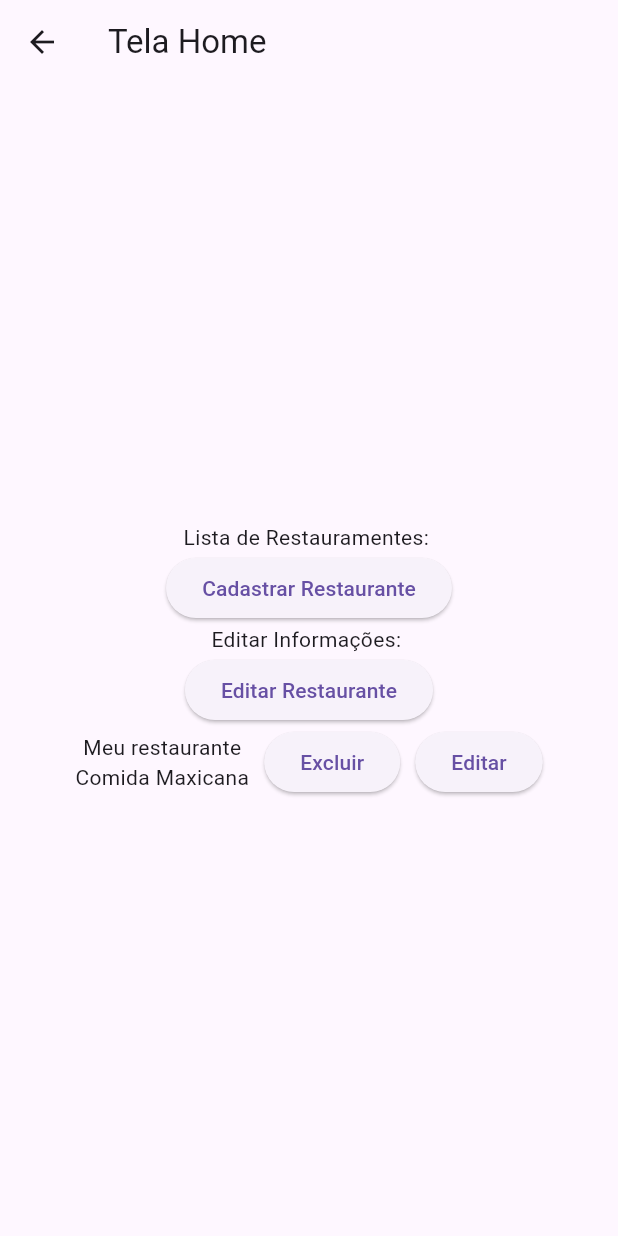
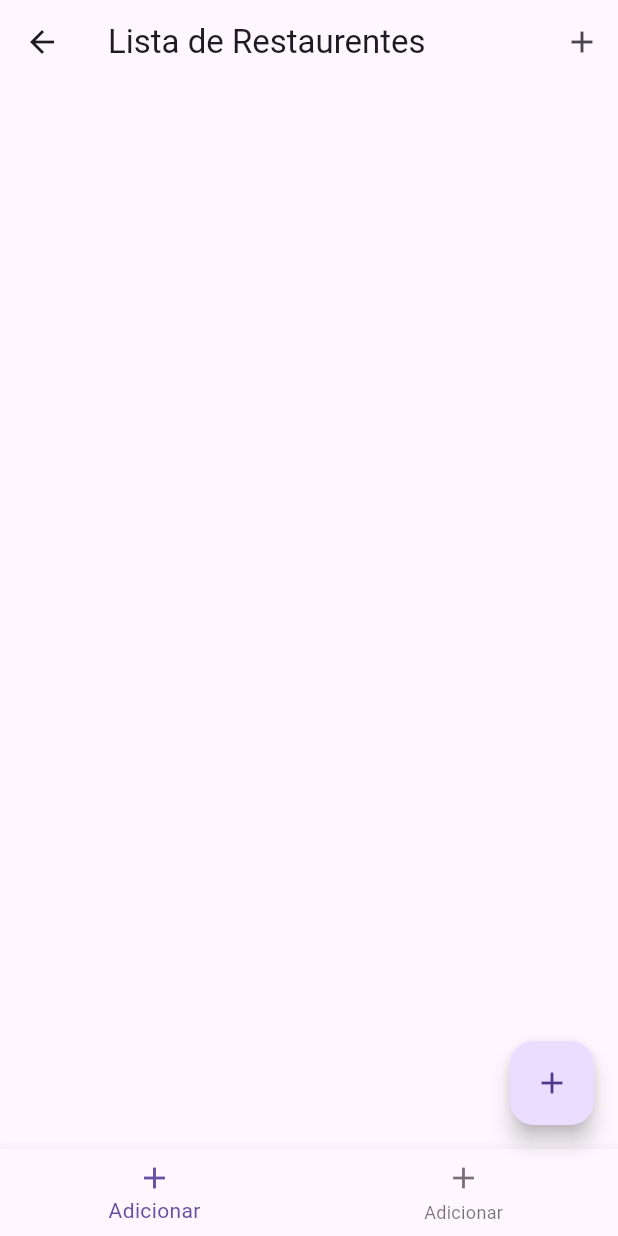
Before and after one commit to Vitor-lisboa/mimpedir, a Flutter app: the TelaHome screen opened directly, on a phone screen of 412 x 824 dp. Run offline on Flutter 3.47's test engine with Material 3 defaults, Android fonts, the phone set to English and light mode, and no system bars; our stand-ins replace sqflite; accounts and stored records are empty.

Commit message:
fizemos o restauranteDAO, atualizamos os outros .dart e fizemos o "Lista de Restaurantes". Obs:Esta dando erro pq nao fiz o restaurante.dart, ele esta vazio.

```diff
--- /dev/null
+++ b/lib/banco/restaurante_DAO.dart
@@ -0,0 +1,18 @@
+import 'package:mimpedir/banco/dadabase_helper.dart';
+import 'package:sqflite/sqflite.dart';
+
+import '../restaurante.dart';
+
+class RestauranteDAO{
+  static Future<List<Restaurante>> listarTodos() async{
+    final db = await DatabaseHelper.getDatabase();
+    final resultado = await db.query('tb_restaurante');
+
+    return resultado.map((mapa){
+      return Restaurante(
+        codigo: mapa['cd_restaurante'] as int,
+        nome: mapa['nm_restaurante'] as String
+      );
+    }).toList();
+  }
+}
--- /dev/null
+++ b/lib/restaurante.dart
@@ -0,0 +1 @@
+// TODO Implement this library.
--- a/lib/tela_cad_restaurante.dart
+++ b/lib/tela_cad_restaurante.dart
@@ -6,7 +6,7 @@ class TelaCadRestaurante extends StatelessWidget{
   @override
   Widget build(BuildContext context) {
     return Scaffold(
-      appBar: AppBar(title: const Text("Editar Restaurante")),
+      appBar: AppBar(title: const Text("Cadastrar Restaurante")),
       body: Padding(padding: const EdgeInsets.all(30),
         child: Column(
               mainAxisAlignment: MainAxisAlignment.center,
--- a/lib/tela_edit_restaurante.dart
+++ b/lib/tela_edit_restaurante.dart
@@ -6,7 +6,7 @@ class  TelaEditRestaurante extends StatelessWidget{
   @override
   Widget build(BuildContext context) {
     return Scaffold(
-      appBar: AppBar(title: const Text("Editar Informações")),
+      appBar: AppBar(title: const Text("Editar Restaurante")),
       body: Padding(padding: const EdgeInsets.all(30),
           child: Column(
             mainAxisAlignment: MainAxisAlignment.center,
--- a/lib/tela_home.dart
+++ b/lib/tela_home.dart
@@ -1,46 +1,83 @@
 import 'package:flutter/material.dart';
+import 'package:mimpedir/banco/restaurante_DAO.dart';
 import 'package:mimpedir/tela_cad_restaurante.dart';
 import 'package:mimpedir/tela_edit_restaurante.dart';
 
-class  TelaHome extends StatelessWidget{
+class  TelaHome extends StatefulWidget {
   TelaHome({super.key});
+
+@override
+  State<TelaHome> createState() => TelaHomeState();
+}
+
+class TelaHomeState extends State<TelaHome>{
+  List<Restaurante> restaurantes = [];
+
+  @override
+  void initState(){
+    super.initState();
+    carregarRestaurantes();
+  }
+
+  Future<void> carregarRestaurantes() async{
+    final lista = await RestauranteDAO.listarTodos();
+    setState(() {
+      restaurantes = lista;
+    });
+  }
 
   @override
   Widget build(BuildContext context) {
     return Scaffold(
-      appBar: AppBar(title: const Text('Tela Home')),
+      appBar: AppBar(
+          title: const Text('Lista de Restaurentes'),
+        actions: [
+          IconButton(onPressed: (){
+            Navigator.push(context, MaterialPageRoute(builder: (context) => TelaCadRestaurante()));
+          },
+              icon: Icon(Icons.add)
+          )
+        ],
+      ),
       body: Padding(padding: const EdgeInsets.all(20),
-        child: Column(
-            mainAxisAlignment: MainAxisAlignment.center,
-            children: [
-              Text("Lista de Restauramentes: "),
-              ElevatedButton(onPressed: (){
-                Navigator.push(context, MaterialPageRoute(builder: (context) => TelaCadRestaurante()));
-              }, child: Text("Cadastrar Restaurante")),
-              Text("Editar Informações: "),
-              ElevatedButton(onPressed: (){
-                Navigator.push(context, MaterialPageRoute(builder: (context) => TelaEditRestaurante()));
-              }, child: Text("Editar Restaurante")),
-              Row(
-                mainAxisAlignment: MainAxisAlignment.center,
-                children:
-                [
-                  Column(
+        child: ListView.builder(
+            itemCount: restaurantes.length,
+            itemBuilder: (context, index){
+              final r = restaurantes[index];
+              return Card(
+                margin: EdgeInsets.symmetric(vertical: 8),
+                child: ListTile(
+                  title: Text(r.nome ?? 'sem nome'),
+                  subtitle: Text('ID: ${r.codigo}'),
+                  trailing: Row(
+                    mainAxisSize: MainAxisSize.min,
                     children: [
-                      Text("Meu restaurante"),
-                      Text("Comida Maxicana")
+                      IconButton(onPressed: (){
+                        Navigator.push(context, MaterialPageRoute(builder: (context) => TelaEditRestaurante()));
+                      }, icon: Icon(Icons.edit, color: Colors.blue)),
+                      IconButton(onPressed: (){}, icon: Icon(Icons.delete, color: Colors.red)),
                     ],
                   ),
-                  SizedBox(width: 10),
-                  ElevatedButton(onPressed: (){}, child: Text("Excluir")),
-                  SizedBox(width: 10),
-                  ElevatedButton(onPressed: (){}, child: Text("Editar")),
+                ),
+              );
+            }
 
-                ],
-              ),
-            ],
+
       ),
     ),
+      floatingActionButton: FloatingActionButton(
+        onPressed: (){
+        Navigator.push(context, MaterialPageRoute(builder: (context) => TelaCadRestaurante()));
+      },
+      child: Icon(Icons.add),
+      ),
+      bottomNavigationBar: BottomNavigationBar(
+          items: <BottomNavigationBarItem>[
+            BottomNavigationBarItem(icon: Icon(Icons.add), label: 'Adicionar'),
+            BottomNavigationBarItem(icon: Icon(Icons.add), label: 'Adicionar'),
+          ],
+      ),
+
     );
 }
 }
```
